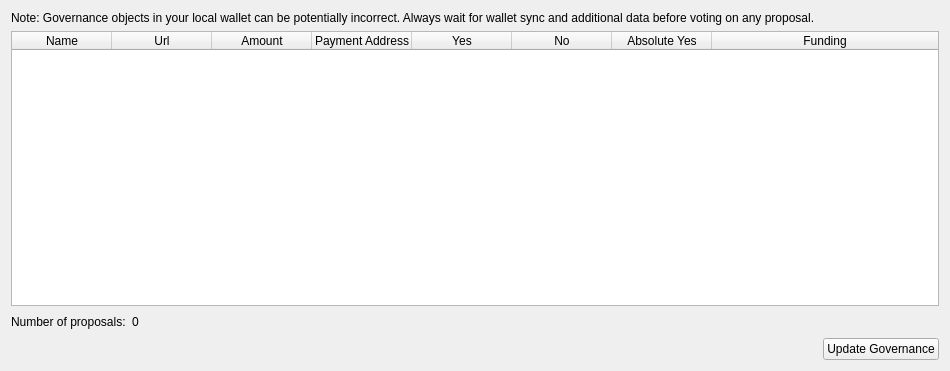
Old version of the form src/qt/forms/governancelist.ui in the repository tvl83/MNPCoin-PolisCore.
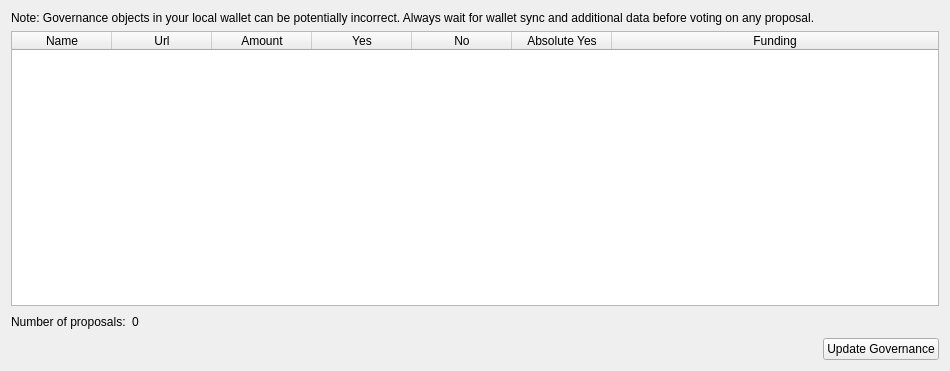
New version of the form.

Commit message: WIP - GovernanceList finished

Diff of the .ui file:
```diff
--- a/src/qt/forms/governancelist.ui
+++ b/src/qt/forms/governancelist.ui
@@ -69,11 +69,6 @@
        <string>Amount</string>
       </property>
      </column>
-     <column>
-      <property name="text">
-       <string>Payment Address</string>
-      </property>
-     </column>
      <column>
       <property name="text">
        <string>Yes</string>
```
The commit also changes 2 other files.
